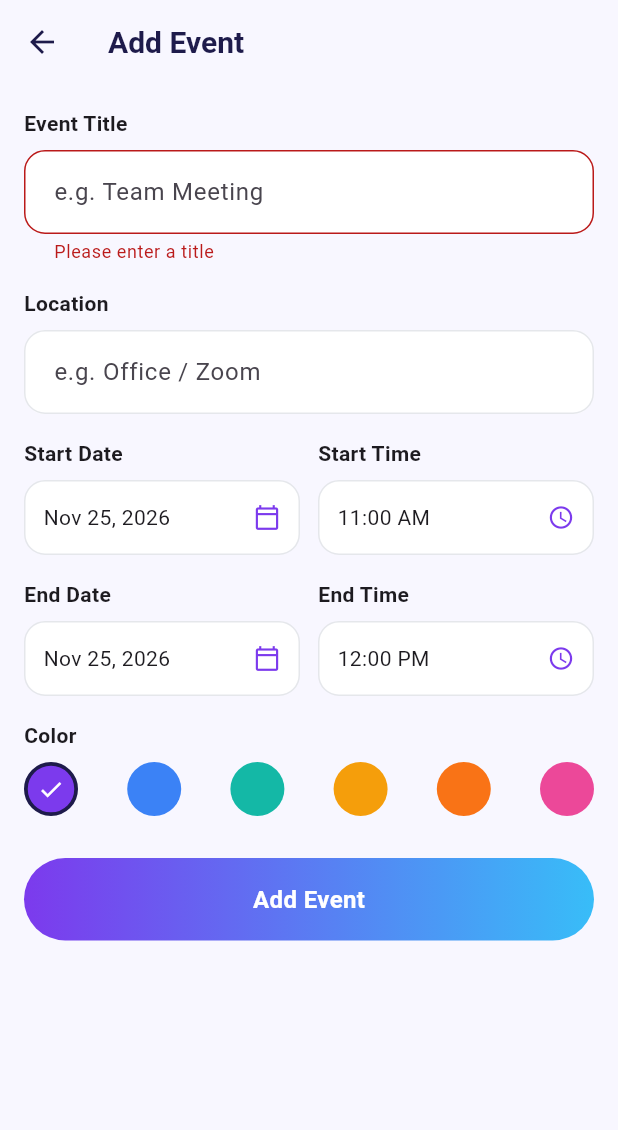
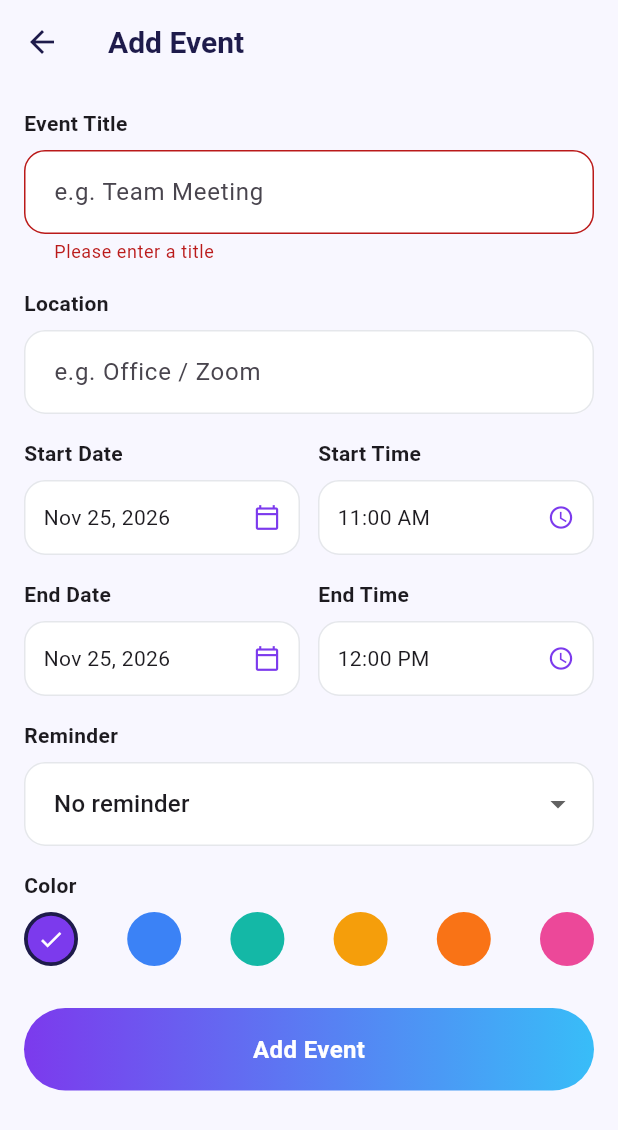
Before and after one commit to Marinaderias/plannix, a Flutter app: the EventFormScreen screen opened directly, after a tap on "Add Event", on a phone screen of 412 x 824 dp. Shown: the top 1130 px of the screen. Run offline on Flutter 3.47's test engine with Material 3 defaults, Android fonts, the phone set to English and light mode, and no system bars; our stand-ins replace flutter_local_notifications, flutter_riverpod, flutter_timezone, supabase_flutter, table_calendar, timezone; accounts and stored records are empty.

Commit message:
Add reminders for events

```diff
--- a/lib/features/events/presentation/event_form_screen.dart
+++ b/lib/features/events/presentation/event_form_screen.dart
@@ -4,6 +4,8 @@ import 'package:intl/intl.dart';
 
 import '../../../core/scheduling/scheduled_item.dart';
 import '../../../core/scheduling/scheduling_service.dart';
+import '../../../core/services/notification_service.dart';
+import '../../../core/services/reminder_options.dart';
 import '../../../core/theme/app_theme.dart';
 import '../../tasks/data/tasks_providers.dart';
 import '../data/events_repository.dart';
@@ -45,6 +47,7 @@ class _EventFormScreenState extends ConsumerState<EventFormScreen> {
   late DateTime _start;
   late DateTime _end;
   late String _color;
+  int? _reminder;
   bool _isSaving = false;
 
   bool get _isEditing => widget.event != null;
@@ -71,6 +74,7 @@ class _EventFormScreenState extends ConsumerState<EventFormScreen> {
       _end = nextHour.add(const Duration(hours: 1));
     }
     _color = event?.color ?? _eventColors.first;
+    _reminder = event?.reminderMinutes;
   }
 
   @override
@@ -102,13 +106,7 @@ class _EventFormScreenState extends ConsumerState<EventFormScreen> {
         );
         _end = _start.add(duration);
       } else {
-        _end = DateTime(
-          date.year,
-          date.month,
-          date.day,
-          _end.hour,
-          _end.minute,
-        );
+        _end = DateTime(date.year, date.month, date.day, _end.hour, _end.minute);
       }
     });
   }
@@ -133,13 +131,7 @@ class _EventFormScreenState extends ConsumerState<EventFormScreen> {
         );
         _end = _start.add(duration);
       } else {
-        _end = DateTime(
-          _end.year,
-          _end.month,
-          _end.day,
-          time.hour,
-          time.minute,
-        );
+        _end = DateTime(_end.year, _end.month, _end.day, time.hour, time.minute);
       }
     });
   }
@@ -223,16 +215,29 @@ class _EventFormScreenState extends ConsumerState<EventFormScreen> {
       color: _color,
       startTime: _start,
       endTime: _end,
+      reminderMinutes: _reminder,
     );
 
     setState(() => _isSaving = true);
     try {
       final repo = ref.read(eventsRepositoryProvider);
+      String id = event.id;
       if (_isEditing) {
         await repo.updateEvent(event);
       } else {
-        await repo.addEvent(event);
+        id = await repo.addEvent(event);
       }
+
+      await NotificationService.cancel('event_$id');
+      if (_reminder != null) {
+        await NotificationService.schedule(
+          key: 'event_$id',
+          title: event.title,
+          body: 'Starts at ${DateFormat('h:mm a').format(event.startTime)}',
+          at: event.startTime.subtract(Duration(minutes: _reminder!)),
+        );
+      }
+
       ref.invalidate(eventsProvider);
       if (mounted) Navigator.of(context).pop();
     } catch (_) {
@@ -269,6 +274,7 @@ class _EventFormScreenState extends ConsumerState<EventFormScreen> {
 
     try {
       await ref.read(eventsRepositoryProvider).deleteEvent(widget.event!.id);
+      await NotificationService.cancel('event_${widget.event!.id}');
       ref.invalidate(eventsProvider);
       if (mounted) Navigator.of(context).pop();
     } catch (_) {
@@ -308,9 +314,7 @@ class _EventFormScreenState extends ConsumerState<EventFormScreen> {
               TextFormField(
                 controller: _titleController,
                 textCapitalization: TextCapitalization.sentences,
-                decoration: const InputDecoration(
-                  hintText: 'e.g. Team Meeting',
-                ),
+                decoration: const InputDecoration(hintText: 'e.g. Team Meeting'),
                 validator: (value) => (value == null || value.trim().isEmpty)
                     ? 'Please enter a title'
                     : null,
@@ -320,9 +324,7 @@ class _EventFormScreenState extends ConsumerState<EventFormScreen> {
               TextFormField(
                 controller: _locationController,
                 textCapitalization: TextCapitalization.sentences,
-                decoration: const InputDecoration(
-                  hintText: 'e.g. Office / Zoom',
-                ),
+                decoration: const InputDecoration(hintText: 'e.g. Office / Zoom'),
               ),
               const SizedBox(height: 16),
               Row(
@@ -369,6 +371,16 @@ class _EventFormScreenState extends ConsumerState<EventFormScreen> {
                 ],
               ),
               const SizedBox(height: 16),
+              const _Label('Reminder'),
+              DropdownButtonFormField<int?>(
+                initialValue: _reminder,
+                items: [
+                  for (final e in reminderOptions.entries)
+                    DropdownMenuItem<int?>(value: e.key, child: Text(e.value)),
+                ],
+                onChanged: (v) => setState(() => _reminder = v),
+              ),
+              const SizedBox(height: 16),
               const _Label('Color'),
               Row(
                 mainAxisAlignment: MainAxisAlignment.spaceBetween,
@@ -383,18 +395,11 @@ class _EventFormScreenState extends ConsumerState<EventFormScreen> {
                           color: colorFromHex(hex),
                           shape: BoxShape.circle,
                           border: _color == hex
-                              ? Border.all(
-                                  color: AppColors.textDark,
-                                  width: 2.5,
-                                )
+                              ? Border.all(color: AppColors.textDark, width: 2.5)
                               : null,
                         ),
                         child: _color == hex
-                            ? const Icon(
-                                Icons.check,
-                                color: Colors.white,
-                                size: 18,
-                              )
+                            ? const Icon(Icons.check, color: Colors.white, size: 18)
                             : null,
                       ),
                     ),
```
